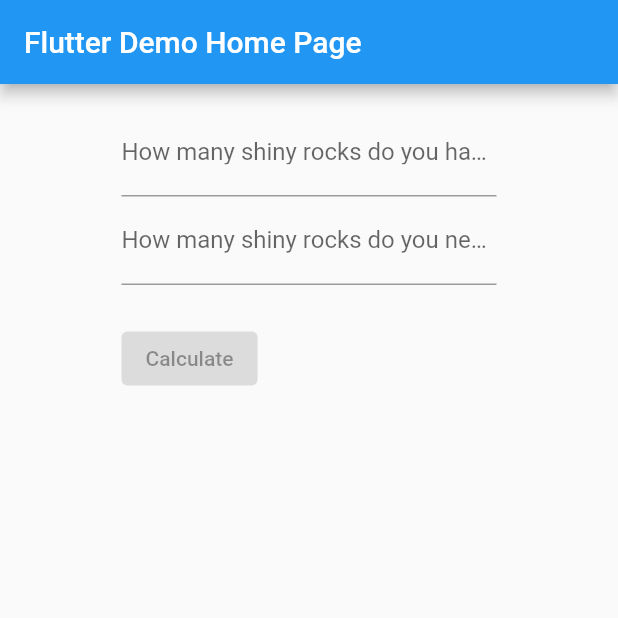
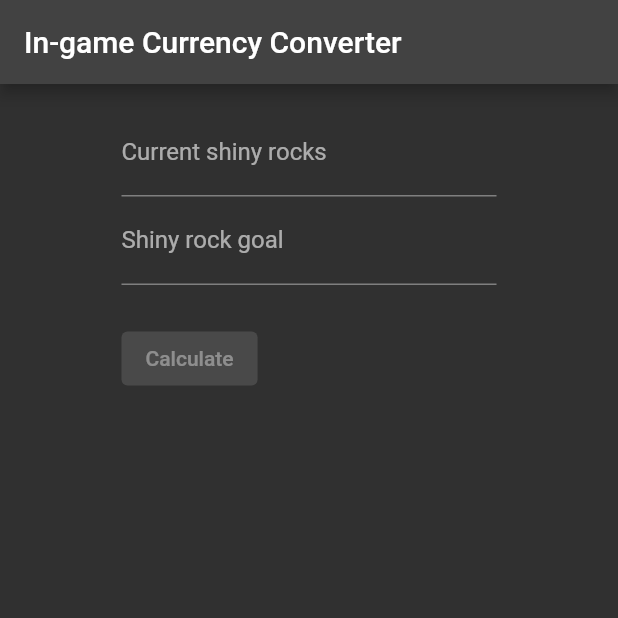
Before and after one commit to russell0627/ingame_currency_converter, a Flutter app: the screen it shows after launch, on a phone screen of 412 x 824 dp, the top half of it. Run offline on Flutter 3.47's test engine with Material 2 defaults, Android fonts, the phone set to English and light mode, and no system bars.

```diff
--- a/lib/data/data.dart
+++ b/lib/data/data.dart
@@ -1,3 +1,4 @@
+/// The algorithm expects these values to be in descending order.
 enum ShinyRockPack {
   large(5000, 19.99),
   medium(2200, 9.99),
@@ -7,6 +8,4 @@ enum ShinyRockPack {
   final double cost;
 
   const ShinyRockPack(this.qty, this.cost);
-
-  static ShinyRockPack get smallest => values.last;
 }
--- a/lib/main.dart
+++ b/lib/main.dart
@@ -1,7 +1,6 @@
 import 'package:flutter/material.dart';
-import 'package:flutter/services.dart';
 
-import 'data/data.dart';
+import 'pages/home_page.dart';
 
 void main() {
   runApp(const App());
@@ -14,154 +13,8 @@ class App extends StatelessWidget {
   Widget build(BuildContext context) {
     return MaterialApp(
       title: 'Flutter Demo',
-      theme: ThemeData(
-        primarySwatch: Colors.blue,
-      ),
-      home: const HomePage(title: 'Flutter Demo Home Page'),
+      theme: ThemeData.dark(),
+      home: const HomePage(title: 'In-game Currency Converter'),
     );
   }
 }
-
-class HomePage extends StatefulWidget {
-  const HomePage({super.key, required this.title});
-
-  final String title;
-
-  @override
-  State<HomePage> createState() => _HomePageState();
-}
-
-class _HomePageState extends State<HomePage> {
-  @override
-  Widget build(BuildContext context) {
-    return Scaffold(
-      appBar: AppBar(
-        title: Text(widget.title),
-      ),
-      body: Center(
-        child: Padding(
-          padding: const EdgeInsets.all(16),
-          child: ConstrainedBox(
-            constraints: const BoxConstraints(maxWidth: 250),
-            child: const ShinyRockForm(),
-          ),
-        ),
-      ),
-    );
-  }
-}
-
-class ShinyRockForm extends StatefulWidget {
-  const ShinyRockForm({super.key});
-
-  @override
-  ShinyRockFormState createState() {
-    return ShinyRockFormState();
-  }
-}
-
-class ShinyRockFormState extends State<ShinyRockForm> {
-  String _currentShinyRocksStr = '';
-  String _neededShinyRocksStr = '';
-
-  String? _currentShinyRocksError;
-  String? _neededShinyRocksError;
-
-  bool get enableSubmit =>
-      _currentShinyRocksError == null &&
-      _neededShinyRocksError == null &&
-      _currentShinyRocksStr.isNotEmpty &&
-      _neededShinyRocksStr.isNotEmpty;
-
-  double _subTotal = 0;
-  double _salesTax = 0;
-  double _total = 0;
-
-  @override
-  Widget build(BuildContext context) {
-    return Column(
-      crossAxisAlignment: CrossAxisAlignment.start,
-      children: [
-        TextFormField(
-          keyboardType: TextInputType.number,
-          inputFormatters: [
-            FilteringTextInputFormatter.digitsOnly,
-          ],
-          decoration: InputDecoration(
-            labelText: "How many shiny rocks do you have?",
-            errorText: _currentShinyRocksError,
-          ),
-          onChanged: (value) {
-            setState(() {
-              _currentShinyRocksStr = value;
-              _currentShinyRocksError = _numValidator(value);
-            });
-          },
-        ),
-        TextFormField(
-          keyboardType: TextInputType.number,
-          inputFormatters: [
-            FilteringTextInputFormatter.digitsOnly,
-          ],
-          decoration: InputDecoration(
-            labelText: "How many shiny rocks do you need?",
-            errorText: _neededShinyRocksError,
-          ),
-          onChanged: (value) {
-            setState(() {
-              _neededShinyRocksStr = value;
-              _neededShinyRocksError = _numValidator(value);
-            });
-          },
-        ),
-        const SizedBox(height: 25),
-        ElevatedButton(
-          onPressed: enableSubmit ? () => null : null,
-          child: const Text('Calculate'),
-        ),
-      ],
-    );
-  }
-
-  String? _numValidator(String? value) {
-    if (value!.isEmpty) {
-      return 'This field is required.';
-    }
-
-    final count = int.tryParse(value);
-
-    if (count == null || count % 100 != 0) {
-      return "Shiny rocks come in batches of 100.";
-    }
-
-    return null;
-  }
-
-  void _calculate() {
-    final currentShinyRocks = int.tryParse(_currentShinyRocksStr) ?? 0;
-    final neededShinyRocks = int.tryParse(_neededShinyRocksStr) ?? 0;
-
-    final shinyRocksDelta = neededShinyRocks - currentShinyRocks;
-  }
-
-  List<ShinyRockPack> _getPacks(int delta) {
-    final List<ShinyRockPack> packs = [];
-
-    int workingDelta = delta;
-
-    while (workingDelta > ShinyRockPack.smallest.qty) {
-      for (final packType in ShinyRockPack.values) {
-        if (workingDelta >= packType.qty) {
-          packs.add(packType);
-          workingDelta -= packType.qty;
-        }
-      }
-    }
-
-    if (workingDelta > 0) {
-      packs.add(ShinyRockPack.small);
-    }
-
-    return packs;
-  }
-}
--- /dev/null
+++ b/lib/pages/home_page.dart
@@ -0,0 +1,32 @@
+import 'package:flutter/material.dart';
+
+import '../widgets/shiny_rock_form.dart';
+
+class HomePage extends StatefulWidget {
+  const HomePage({super.key, required this.title});
+
+  final String title;
+
+  @override
+  State<HomePage> createState() => _HomePageState();
+}
+
+class _HomePageState extends State<HomePage> {
+  @override
+  Widget build(BuildContext context) {
+    return Scaffold(
+      appBar: AppBar(
+        title: Text(widget.title),
+      ),
+      body: Center(
+        child: Padding(
+          padding: const EdgeInsets.all(16),
+          child: ConstrainedBox(
+            constraints: const BoxConstraints(maxWidth: 250),
+            child: const ShinyRockForm(),
+          ),
+        ),
+      ),
+    );
+  }
+}
--- /dev/null
+++ b/lib/utils/utils.dart
@@ -0,0 +1,9 @@
+const utahSalesTaxRate = .07;
+
+extension IterableIntX on Iterable<int> {
+  int sum() => fold(0, (int total, int current) => total + current);
+}
+
+extension IterableDblX on Iterable<double> {
+  double sum() => fold(0, (double total, double current) => total + current);
+}
--- /dev/null
+++ b/lib/widgets/shiny_rock_form.dart
@@ -0,0 +1,136 @@
+import 'package:flutter/material.dart';
+import 'package:flutter/services.dart';
+import 'package:ingame_currency_converter/widgets/shiny_rock_dialog.dart';
+
+import '../data/data.dart';
+import '../utils/utils.dart';
+
+class ShinyRockForm extends StatefulWidget {
+  const ShinyRockForm({super.key});
+
+  @override
+  ShinyRockFormState createState() {
+    return ShinyRockFormState();
+  }
+}
+
+class ShinyRockFormState extends State<ShinyRockForm> {
+  String _currentShinyRocksStr = '';
+  String _goalShinyRocksStr = '';
+
+  String? _currentShinyRocksError;
+  String? _goalShinyRocksError;
+
+  bool get enableSubmit =>
+      _currentShinyRocksError == null &&
+      _goalShinyRocksError == null &&
+      _currentShinyRocksStr.isNotEmpty &&
+      _goalShinyRocksStr.isNotEmpty;
+
+  @override
+  Widget build(BuildContext context) {
+    return Column(
+      crossAxisAlignment: CrossAxisAlignment.start,
+      children: [
+        TextFormField(
+          keyboardType: TextInputType.number,
+          inputFormatters: [
+            FilteringTextInputFormatter.digitsOnly,
+          ],
+          decoration: InputDecoration(
+            labelText: "Current shiny rocks",
+            errorText: _currentShinyRocksError,
+          ),
+          onChanged: (value) {
+            setState(() {
+              _currentShinyRocksStr = value;
+              _currentShinyRocksError = _numValidator(value);
+            });
+          },
+        ),
+        TextFormField(
+          keyboardType: TextInputType.number,
+          inputFormatters: [
+            FilteringTextInputFormatter.digitsOnly,
+          ],
+          decoration: InputDecoration(
+            labelText: "Shiny rock goal",
+            errorText: _goalShinyRocksError,
+          ),
+          onChanged: (value) {
+            setState(() {
+              _goalShinyRocksStr = value;
+              _goalShinyRocksError = _numValidator(value);
+            });
+          },
+        ),
+        const SizedBox(height: 25),
+        ElevatedButton(
+          onPressed: enableSubmit ? _calculate : null,
+          child: const Text('Calculate'),
+        ),
+      ],
+    );
+  }
+
+  String? _numValidator(String? value) {
+    if (value!.isEmpty) {
+      return 'This field is required.';
+    }
+
+    final count = int.tryParse(value);
+
+    if (count == null || count % 100 != 0) {
+      return "Shiny rocks come in batches of 100.";
+    }
+
+    return null;
+  }
+
+  void _calculate() {
+    final currentShinyRocks = int.tryParse(_currentShinyRocksStr) ?? 0;
+    final neededShinyRocks = int.tryParse(_goalShinyRocksStr) ?? 0;
+
+    final shinyRocksDelta = neededShinyRocks - currentShinyRocks;
+
+    final packs = _getPacks(shinyRocksDelta);
+
+    final subTotal = packs.map<double>((value) => value.cost).sum();
+    print(subTotal);
+    final salesTax = subTotal * utahSalesTaxRate;
+    print(salesTax);
+    final total = subTotal + salesTax;
+    print(total);
+
+    showDialog(
+      context: context,
+      builder: (context) {
+        return ShinyRockDialog(
+          packs: packs,
+          subTotal: subTotal,
+          salesTax: salesTax,
+          total: total,
+        );
+      },
+    );
+  }
+
+  List<ShinyRockPack> _getPacks(int delta) {
+    final List<ShinyRockPack> packs = [];
+
+    int workingDelta = delta;
+
+    for (final packType in ShinyRockPack.values) {
+      while (workingDelta > packType.qty) {
+        packs.add(packType);
+        workingDelta -= packType.qty;
+      }
+    }
+
+    if (workingDelta > 0) {
+      packs.add(ShinyRockPack.small);
+    }
+
+    return packs;
+  }
+}
```
Also changed, not shown: lib/widgets/shiny_rock_dialog.dart (added, +65 -0 lines), pubspec.yaml (+2 -44 lines), pubspec.lock, 1 other file.
